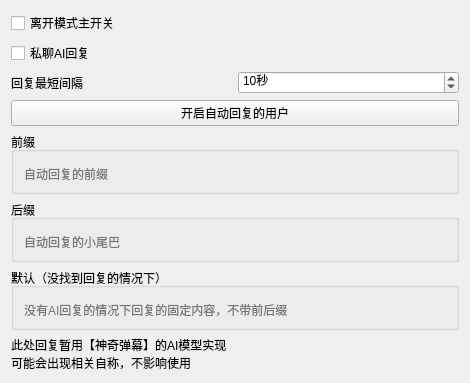
First picture: the form in widgets/settings/leavemodewidget.ui, repository iwxyi/CatlikeQQ, before the edit.
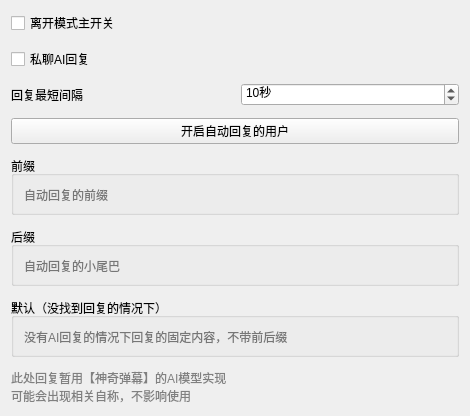
Second picture: the form after the edit. Custom widgets are drawn as their Qt base class.

Commit message: 新增远程控制前缀；调整各布局的item spacing

What changed in the file:
```diff
--- a/widgets/settings/leavemodewidget.ui
+++ b/widgets/settings/leavemodewidget.ui
@@ -14,6 +14,9 @@
    <string>Form</string>
   </property>
   <layout class="QVBoxLayout" name="verticalLayout_3">
+   <property name="spacing">
+    <number>12</number>
+   </property>
    <item>
     <widget class="QCheckBox" name="leaveModelCheck">
      <property name="text">
@@ -71,6 +74,9 @@
       <property name="leftMargin">
        <number>6</number>
       </property>
+      <property name="topMargin">
+       <number>6</number>
+      </property>
       <property name="rightMargin">
        <number>6</number>
       </property>
@@ -109,6 +115,9 @@
       <property name="leftMargin">
        <number>6</number>
       </property>
+      <property name="topMargin">
+       <number>6</number>
+      </property>
       <property name="rightMargin">
        <number>6</number>
       </property>
@@ -150,6 +159,9 @@
       <property name="leftMargin">
        <number>6</number>
       </property>
+      <property name="topMargin">
+       <number>6</number>
+      </property>
       <property name="rightMargin">
        <number>6</number>
       </property>
@@ -181,6 +193,9 @@
    </item>
    <item>
     <widget class="QLabel" name="label_2">
+     <property name="styleSheet">
+      <string notr="true">color: gray;</string>
+     </property>
      <property name="text">
       <string>此处回复暂用【神奇弹幕】的AI模型实现
 可能会出现相关自称，不影响使用</string>
```
The commit also changes 12 other files.
